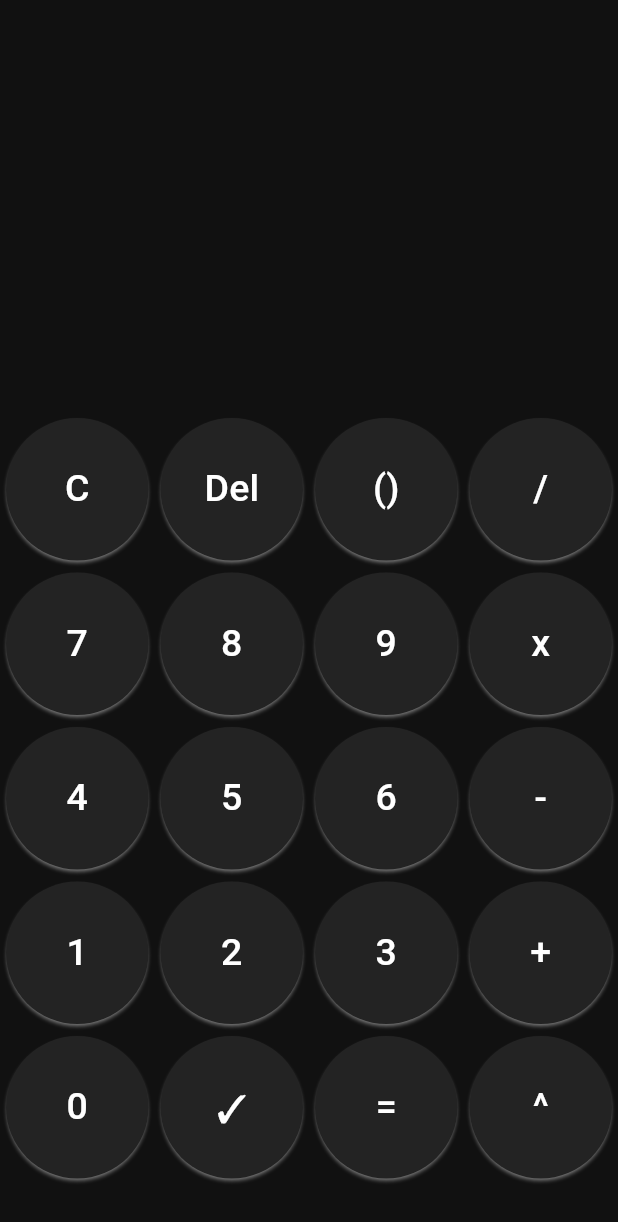
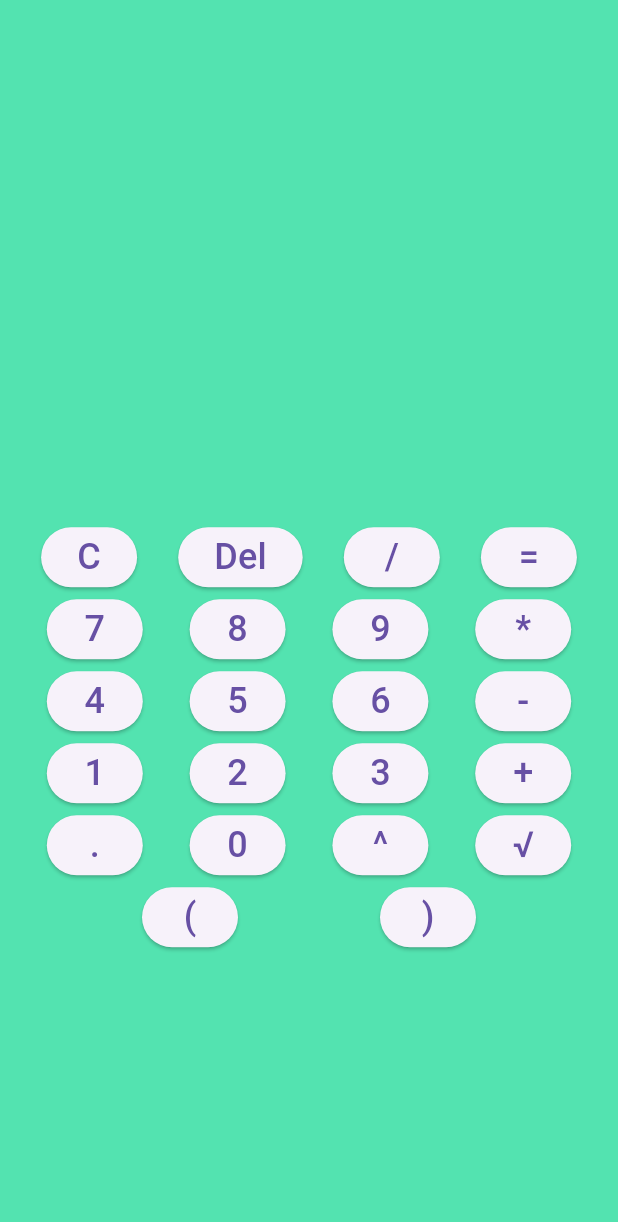
Before and after one commit to coderlawyerr/basic_calculator, a Flutter app: the screen it shows after launch, on a phone screen of 412 x 824 dp. Shown: the top 1222 px of the screen. Run offline on Flutter 3.47's test engine with Material 3 defaults, Android fonts, the phone set to English and light mode, and no system bars.

```diff
--- a/lib/işlemler/işlemler.dart
+++ b/lib/calculator/colculator.dart
@@ -1,6 +1,6 @@
 import 'dart:math';
 
-class HesapMakinasi {
+class Calculator {
   double toplama(List<double> sayilar) {
     return sayilar.reduce((a, b) => a + b);
   }
--- a/lib/color.dart
+++ b/lib/color.dart
@@ -1,14 +1,4 @@
 import 'package:flutter/material.dart';
 
-const Color bgColor = Color(0xff111111);
-
+const Color bgColor = Color.fromARGB(255, 83, 227, 176);
 const Color primaryColor = Color(0xff232323);
-const Color secondColor = Color(0xff343434);
-const Color cardColor = Color(0xff212529);
-const Color selectedColor = Color(0xff90e0ef);
-
-final Color questionTextColor = Colors.grey.shade100;
-final Color textFieldColor = Colors.grey.shade500;
-const Color answerTextColor = Colors.white;
-const Color textColor = Colors.white;
-const Color iconColor = Colors.white;
--- a/lib/main.dart
+++ b/lib/main.dart
@@ -8,7 +8,8 @@ class MyApp extends StatelessWidget {
 
   @override
   Widget build(BuildContext context) {
-    return MaterialApp(
+    return const MaterialApp(
+      debugShowCheckedModeBanner: false,
       title: 'Material App',
       home: BasicCalculator(),
     );
--- a/lib/screen/calculator.dart
+++ b/lib/screen/calculator.dart
@@ -1,9 +1,5 @@
-// ignore_for_file: file_names, no_leading_underscores_for_local_identifiers
-
 import 'package:basic_calculator/color.dart';
-import 'package:basic_calculator/i%C5%9Flemler/i%C5%9Flemler.dart';
-import 'package:basic_calculator/widget/button.dart';
-
+import 'package:basic_calculator/calculator/colculator.dart';
 import 'package:flutter/material.dart';
 
 class BasicCalculator extends StatefulWidget {
@@ -14,198 +10,255 @@ class BasicCalculator extends StatefulWidget {
 }
 
 class _BasicCalculatorState extends State<BasicCalculator> {
-  List<double> _extractNumbers(String input) {
-    return [];
-  }
-
-  var userQuestion = ""; //kullanıcının  gırdıgı soruyu tutan  değişken
-  var userAnswer = ""; // hesaplanan cevabı  tutan değişken
-  late HesapMakinasi hesapMakinasi = HesapMakinasi();
-  void hesapla() {
-    List<double> numbers = _extractNumbers(userQuestion);
-    if (userQuestion.contains('+')) {
-      userAnswer = hesapMakinasi.toplama(numbers).toString();
-    } else if (userQuestion.contains('-')) {
-      userAnswer = hesapMakinasi.cikartma(numbers).toString();
-    } else if (userQuestion.contains('x') || userQuestion.contains('*')) {
-      userAnswer = hesapMakinasi.carpma(numbers).toString();
-    } else if (userQuestion.contains('/')) {
-      userAnswer = hesapMakinasi.bolme(numbers).toString();
-    } else if (userQuestion.contains('^')) {
-      userAnswer = hesapMakinasi.ustalma(numbers).toString();
-    } else {
-      // Diğer durumları kontrol et
-    }
-    //sonucu yazsıın
-    setState(() {});
-  }
+  String userQuestion = ""; //kullanıcının  gırdıgı soruyu tutan  değişken
+  String userAnswer = ""; // hesaplanan cevabı  tutan değişken
+  Calculator hesapmakinasi = Calculator(); //mat iş gerç sınıf
 
   @override
   Widget build(BuildContext context) {
-    List<String> buttons = [
-      "C",
-      "Del",
-      "()",
-      "/",
-      "7",
-      "8",
-      "9",
-      "x",
-      "4",
-      "5",
-      "6",
-      "-",
-      "1",
-      "2",
-      "3",
-      "+",
-      "0",
-      "✓",
-      "=",
-      "^"
-    ];
-////verilen string bır operator mu  kontrol eden fonksıyon
-    bool isOperator(String x) {
-      if (x == 'C' ||
-          x == 'Del' ||
-          x == '()' ||
-          x == '/' ||
-          x == '9' ||
-          x == '8' ||
-          x == '7' ||
-          x == '6' ||
-          x == '5' ||
-          x == '4' ||
-          x == '3' ||
-          x == '2' ||
-          x == '1' ||
-          x == '0' ||
-          x == '✓' ||
-          x == '+' ||
-          x == '-' ||
-          x == '=' ||
-          x == '^' ||
-          x == 'x') {
-        return true;
-      }
-      return false;
-    }
-
-    // esıttır fonksıyonun ıslem yapıldıgı fonksıyon
-    void equelPressed() {
-      setState(() {
-        hesapla();
-      });
-    }
-
-/////////son karakterı sılen fonksıyon
-    void deleteLastItem() {
-      if (userQuestion == "") {
-        return;
-      } else {
-        setState(() {
-          userQuestion = userQuestion.substring(0, userQuestion.length - 1);
-        });
-      }
-    }
-
-//////ekranın temızlenmesını  sağlayan  ve degerını sıfırlayan fonksıyon
-    void _onDoubleTap() {
-      setState(() => userQuestion = "");
-      setState(() => userAnswer = "");
-    }
-
     return Scaffold(
       backgroundColor: bgColor,
       body: Column(
+        mainAxisAlignment: MainAxisAlignment.center,
         children: [
-          Expanded(
-              child: Container(
-            padding: const EdgeInsets.symmetric(horizontal: 20),
-            child: Column(
-              mainAxisAlignment: MainAxisAlignment.spaceEvenly,
-              children: [
-                const Spacer(),
-                _userQuestion(userQuestion, Alignment.bottomRight),
-                const SizedBox(height: 10),
-                _userAnswer(userAnswer, Alignment.bottomRight),
-                const SizedBox(height: 20),
-              ],
-            ),
-          )),
-          Expanded(
-            flex: 2,
-            child: GridView.builder(
-              physics: const NeverScrollableScrollPhysics(),
-              itemCount: buttons.length,
-              gridDelegate: const SliverGridDelegateWithFixedCrossAxisCount(
-                  crossAxisCount: 4),
-              itemBuilder: (context, index) {
-                var button = buttons[index];
-                // Clear
-                if (index == 0) {
-                  return CalculatorButton(
-                    onTap: () => setState(() => userQuestion = ""),
-                    onDoubleTap: _onDoubleTap,
-                    buttonText: button,
-                    color: isOperator(button) ? primaryColor : secondColor,
-                    textColor: isOperator(button) ? textColor : textColor,
-                  );
-                  // Delete Last Item
-                } else if (index == 1) {
-                  return CalculatorButton(
-                    onTap: deleteLastItem,
-                    buttonText: buttons[index],
-                    color: isOperator(button) ? primaryColor : secondColor,
-                    textColor: isOperator(button) ? textColor : textColor,
-                  );
-                }
-                // Equel
-                else if (index == buttons.length - 1) {
-                  return CalculatorButton(
-                    buttonText: button,
-                    onTap: () => setState(() => equelPressed()),
-                    color: isOperator(button) ? primaryColor : secondColor,
-                    textColor: isOperator(button) ? textColor : textColor,
-                  );
-                } else {
-                  return CalculatorButton(
-                    buttonText: button,
-                    onTap: () => setState(() => userQuestion += buttons[index]),
-                    color: isOperator(button) ? primaryColor : secondColor,
-                    textColor: isOperator(button) ? textColor : textColor,
-                  );
-                }
-              },
+          Padding(
+            padding: const EdgeInsets.all(16.0),
+            child: Text(
+              userQuestion,
+              style: const TextStyle(fontSize: 24),
             ),
           ),
+          Padding(
+            padding: const EdgeInsets.all(16.0),
+            child: Text(
+              userAnswer,
+              style: const TextStyle(
+                fontSize: 32,
+                fontWeight: FontWeight.bold,
+              ),
+            ),
+          ),
+          const SizedBox(height: 16),
+          //butonu olusturmak için metodu çağırır
+          buildRow(['C', 'Del', '/', '=']),
+          buildRow(['7', '8', '9', '*']),
+          buildRow(['4', '5', '6', '-']),
+          buildRow(['1', '2', '3', '+']),
+          buildRow(['.', '0', '^', '√']),
+          buildRow([
+            '(',
+            ')',
+          ]),
         ],
       ),
     );
   }
 
-///// kullanıcının sorusunu gosteren fonksıyon
-  Container _userAnswer(String title, AlignmentGeometry alignment) {
-    return Container(
-      alignment: alignment,
+//butonları olsuturan satırları olusturur
+  Widget buildRow(List<String> buttons) {
+    //her bır butonu yan yana getırmesını sağlıyor
+    return Row(
+      mainAxisAlignment: MainAxisAlignment.spaceEvenly,
+      children: buttons.map((button) {
+        return buildButton(button);
+      }).toList(),
+    );
+  }
+
+//tek  bır butonu olustururu
+  Widget buildButton(String label) {
+    return ElevatedButton(
+      onPressed: () {
+        setState(() {
+          if (label == 'C') {
+            userQuestion = '';
+            userAnswer = '';
+          } else if (label == '=') {
+            calculate();
+          } else if (label == 'Del') {
+            if (userQuestion.isNotEmpty) {
+              ///bos degılse
+              userQuestion = userQuestion.substring(
+                  0,
+                  userQuestion.length -
+                      1); //kullanıcıdan alacagımız verı en son yazdıgı kısmı sılmek
+            }
+          } else {
+            userQuestion += label;
+
+            ///kullanıcıdan aldıgım verıyle butondakı verıyı ekle
+          }
+        });
+      },
       child: Text(
-        title,
-        style: Theme.of(context).textTheme.displayLarge?.copyWith(
-              color: answerTextColor,
-            ),
+        label,
+        style: const TextStyle(fontSize: 24),
       ),
     );
   }
 
-// cevabı gosteren
-  Container _userQuestion(String title, AlignmentGeometry alignment) {
-    return Container(
-        alignment: alignment,
-        child: Text(
-          title,
-          style: Theme.of(context).textTheme.displayMedium?.copyWith(
-                color: questionTextColor.withOpacity(0.5),
-              ),
-        ));
+//kullanıcının gırdııgı  ifadeyi hesaplar
+  void calculate() {
+    String cleanedInput = userQuestion.replaceAll(' ', ''); //boslugu sıl
+    if (cleanedInput.isEmpty) {
+      //eger bossa bos dondur
+      return;
+    }
+    cleanedInput = evaluateParentheses(
+        // e.parantezleri değ.işlem önceliği belır
+        cleanedInput); //sılınıne ınput parantezlerı degerlendırlıen kullanıcı verısıne esıtlwenır
+    List<String> tokens =
+        tokenizeExpression(cleanedInput); // ifadeyi parçalayarak token donustr;
+    userAnswer = performOperation(tokens)
+        .toString(); // Operatörlerin ve sayıların listelerini kullanarak
+    // matematiksel işlemleri sırayla yapıyor.
+    setState(() {
+      print('UserAnswer: $userAnswer');
+    });
+  }
+
+//parantezleri değerlendirir ve işlem öncelikleri
+  String evaluateParentheses(String input) {
+    while (input.contains('(')) {
+      RegExp exp = RegExp(r'\(([^()]+)\)');
+      String innerExpression = exp.firstMatch(input)?.group(1) ?? '';
+      String innerResult =
+          performOperation(tokenizeExpression(innerExpression)).toString();
+      input = input.replaceFirst('($innerExpression)', innerResult);
+    }
+    return input;
+  }
+
+//ifadenin tokenleri olustururlur
+//
+  List<String> tokenizeExpression(String expression) {
+    List<String> tokens = [];
+    String currentToken = ''; //string değişken
+
+    ///mevcut ındex
+    for (int i = 0; i < expression.length; i++) {
+      //bır dongu baslatılır
+      String char = expression[
+          i]; //e.dongu ifade uzerınde  her bır karakterı kontrol eder
+      if (char == '+' ||
+          char == '-' ||
+          char == '*' ||
+          char == '/' ||
+          char == '^') {
+        if (currentToken.isNotEmpty) {
+          tokens.add(currentToken);
+          currentToken = '';
+        }
+        tokens.add(char);
+      } else if (char == '√') {
+        // Karekök sembolü için ayrı bir durum ekleyin
+        if (currentToken.isNotEmpty) {
+          tokens.add(currentToken);
+          currentToken = '';
+        }
+        tokens.add('√');
+      } else {
+        currentToken += char;
+      }
+    }
+    if (currentToken.isNotEmpty) {
+      tokens.add(currentToken);
+    }
+    return tokens;
+  }
+
+////işlem yapar token lıstesını ısler
+  double performOperation(List<String> tokens) {
+    List<double> numbers = [];
+    List<String> operators = [];
+
+    for (int i = 0; i < tokens.length; i++) {
+      String token = tokens[i];
+
+      if (isOperator(token)) {
+        // Eğer token bir operatörse, operators listesine ekle
+        operators.add(token);
+      } else {
+        // Eğer token bir sayı veya karekök işareti ise, numbers listesine ekle
+        if (token == '√') {
+          // Eğer karekök işareti ise, bir sonraki elemanı al ve karekök işlemini uygula
+          if (i + 1 < tokens.length && !isOperator(tokens[i + 1])) {
+            numbers.add(hesapmakinasi.karekok([double.parse(tokens[i + 1])]));
+            i++; // Bir sonraki elemanı geç
+          }
+        } else {
+          // Eğer token bir sayı ise, numbers listesine ekle
+          numbers.add(double.parse(token));
+
+          // Operatör varsa ve bir sonraki sayı varsa, önceki operatörü uygula
+          if (operators.isNotEmpty &&
+              i + 1 < tokens.length &&
+              !isOperator(tokens[i + 1])) {
+            applyOperator(numbers, operators);
+          }
+        }
+      }
+    }
+
+    // Kalan operatörleri uygula
+    while (operators.isNotEmpty) {
+      //işlemi operator listesi boşalana kadar  işlem yapar
+      applyOperator(numbers, operators); //listelerini parametre olarak
+      //alır ve listenin başındaki operatörü kullanarak işlem yapar.
+    }
+
+    // Sonuç döndür
+    return numbers.first;
+  }
+
+  void applyOperator(List<double> numbers, List<String> operators) {
+    if (numbers.length < 2) {
+      // İşlem için yeterli sayıda eleman yoksa, işlem yapma
+      return;
+    }
+
+    String operator = operators.removeAt(0);
+//performOperation() fonksiyonunda token listesindeki her bir öğeyi değerlendirerek, operatörlerin
+// kendine özgü işlemlerini gerçekleştirmektedir.
+//ullanıcının girdiği matematiksel ifadeyi işlemek ve sonucunu hesaplamaktır. Bunun için kullanıcının girdiği ifadeyi parçalara ayırmak ve
+// bu parçaları uygun matematiksel işlemlerle işlemek gerekiyor.
+    switch (operator) {
+      case '+':
+        numbers[1] = hesapmakinasi.toplama([numbers[0], numbers[1]]);
+        break;
+      case '-':
+        numbers[1] = hesapmakinasi.cikartma([numbers[0], numbers[1]]);
+        break;
+      case '*':
+        numbers[1] = hesapmakinasi.carpma([numbers[0], numbers[1]]);
+        break;
+      case '/':
+        numbers[1] = hesapmakinasi.bolme([numbers[0], numbers[1]]);
+        break;
+      case '^':
+        numbers[1] = hesapmakinasi.ustalma([numbers[0], numbers[1]]);
+        break;
+      case '√': // Karekök operatörü eklendi
+        if (numbers[0] >= 0) {
+          numbers[0] = hesapmakinasi.karekok([numbers[0]]);
+        } else {
+          // Karekök işlemi negatif sayılara uygulanamaz
+          throw const FormatException('Invalid square root operation');
+        }
+        break;
+      default:
+        break;
+    }
+
+    numbers.removeAt(0);
+  }
+
+  bool isOperator(String token) {
+    //token bır operator olup olmadıgını kabul eder
+    return token == '+' ||
+        token == '-' ||
+        token == '*' ||
+        token == '/' ||
+        token == '^';
   }
 }
--- a/lib/widget/button.dart
+++ /dev/null
@@ -1,40 +0,0 @@
-import 'package:flutter/material.dart';
-
-class CalculatorButton extends StatelessWidget {
-  const CalculatorButton({
-    super.key,
-    this.color,
-    this.textColor,
-    required this.buttonText,
-    this.onTap,
-    this.onDoubleTap,
-  });
-
-  final color;
-  final textColor;
-  final String buttonText;
-  final Function()? onTap;
-  final Function()? onDoubleTap;
-
-  @override
-  Widget build(BuildContext context) {
-    return Container(
-      margin: const EdgeInsets.all(4),
-      child: ElevatedButton(
-        style: ElevatedButton.styleFrom(
-          shape: const CircleBorder(),
-          backgroundColor: color,
-          shadowColor: Colors.white,
-        ),
-        onPressed: onTap,
-        onLongPress: onDoubleTap,
-        child: Center(
-            child: Text(
-          buttonText,
-          style: TextStyle(
-              color: textColor, fontSize: 25, fontWeight: FontWeight.w500),
-        )),
-      ),
-    );
-  }
-}
```
